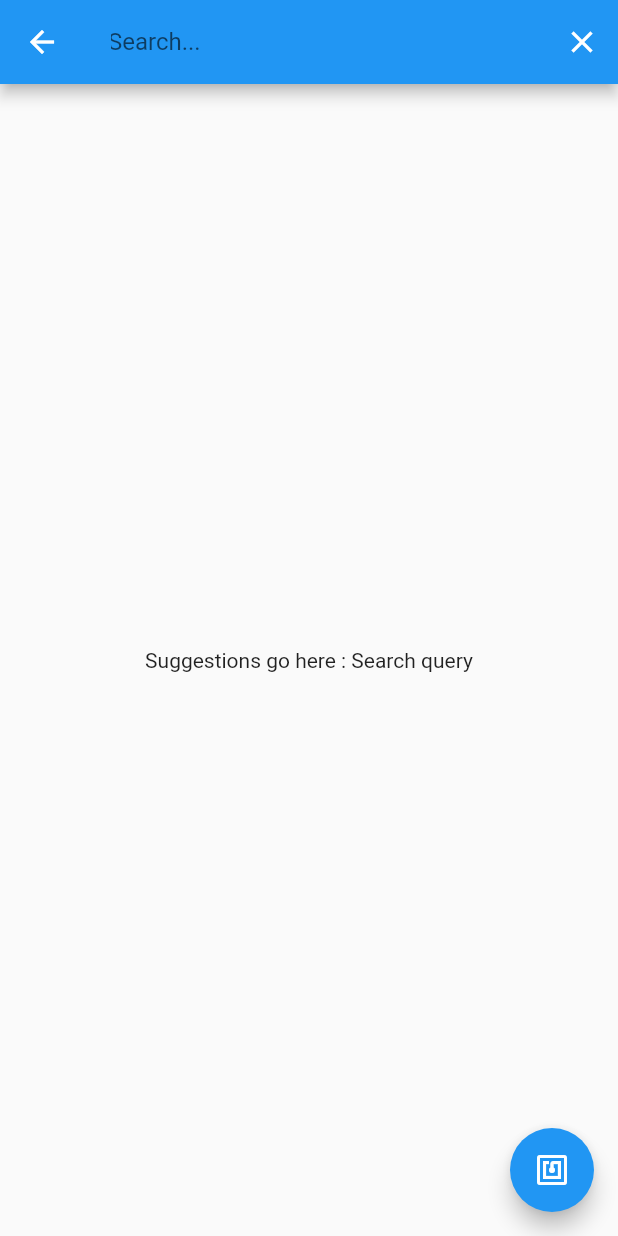
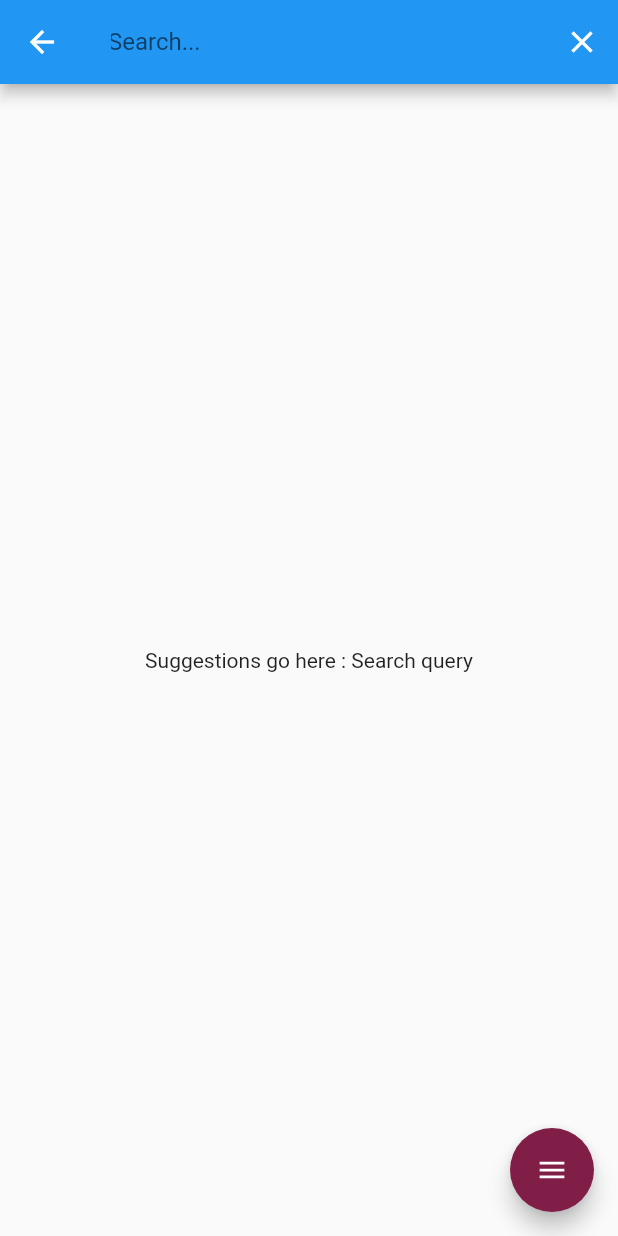
Before and after one commit to softeng-feup/open-cx-o-bando-dos-quatro, a Flutter app: the MapScreen screen opened directly, after a tap on the "search" icon, on a phone screen of 412 x 824 dp. Run offline on Flutter 3.47's test engine with Material 2 defaults, Android fonts, the phone set to English and light mode, and no system bars; drawn by our look-alikes of flutter_speed_dial; missing offline and left inert: flutter_nfc_reader.

Commit message:
Two buttons menu

```diff
--- a/confview/lib/nav.dart
+++ b/confview/lib/nav.dart
@@ -1,4 +1,5 @@
 import 'package:flutter/material.dart';
+import 'package:flutter_speed_dial/flutter_speed_dial.dart';
 import 'nfc.dart';
 
 
@@ -65,6 +66,20 @@ class _MapScreenState extends State<MapScreen> {
 
     @override
     Widget build(BuildContext context) {
+
+        Widget floatingActionButton1 = FloatingActionButton(
+            child: Icon(Icons.nfc),
+            tooltip: 'Read NFC tag',
+            onPressed: _readTag,
+        );
+
+        Widget floatingActionButton2 = FloatingActionButton(
+            child: Icon(Icons.airplay),
+            tooltip: 'Read NFC tag',
+            onPressed: _readTag,
+        );
+
+
         return Scaffold(
             appBar: AppBar(
                 leading: _isSearching ? _buildBackButton() : null,
@@ -84,11 +99,44 @@ class _MapScreenState extends State<MapScreen> {
                 */
             ),
             body: _isSearching ? _buildSuggestions() : _buildMap(),
-            floatingActionButton: FloatingActionButton(
+                floatingActionButton:  _getFAB(),
+
+        );
+    }
+
+    Widget _getFAB() {
+        return SpeedDial(
+            animatedIcon: AnimatedIcons.menu_close,
+            animatedIconTheme: IconThemeData(size: 22),
+            backgroundColor: Color(0xFF801E48),
+            visible: true,
+            curve: Curves.bounceIn,
+            children: [
+                // FAB 1
+                SpeedDialChild(
+                    child: Icon(Icons.directions),
+                    backgroundColor: Colors.blue,
+                    onTap: () { },
+                    label: 'GO',
+                    labelStyle: TextStyle(
+                        fontWeight: FontWeight.w500,
+                        color: Colors.white,
+                        fontSize: 16.0),
+                    labelBackgroundColor: Color(0xFF801E48)),
+                // FAB 2
+                SpeedDialChild(
                     child: Icon(Icons.nfc),
-                    tooltip: 'Read NFC tag',
-                    onPressed: _readTag,
-                ),
+                    backgroundColor: Colors.blue,
+                    onTap: () {
+                        _readTag();
+                            },
+                    label: 'NFC',
+                    labelStyle: TextStyle(
+                        fontWeight: FontWeight.w500,
+                        color: Colors.white,
+                        fontSize: 16.0),
+                    labelBackgroundColor: Color(0xFF801E48))
+            ],
         );
     }
 
--- a/confview/pubspec.yaml
+++ b/confview/pubspec.yaml
@@ -24,6 +24,7 @@ dependencies:
     git:
       url: git://github.com/matteocrippa/flutter-nfc-reader.git
       ref: master
+  flutter_speed_dial: ^1.2.4
 
 dev_dependencies:
   flutter_test:
```
Also changed, not shown: confview/lib/panorama_view.dart (+14 -17 lines), confview/pubspec.lock.
